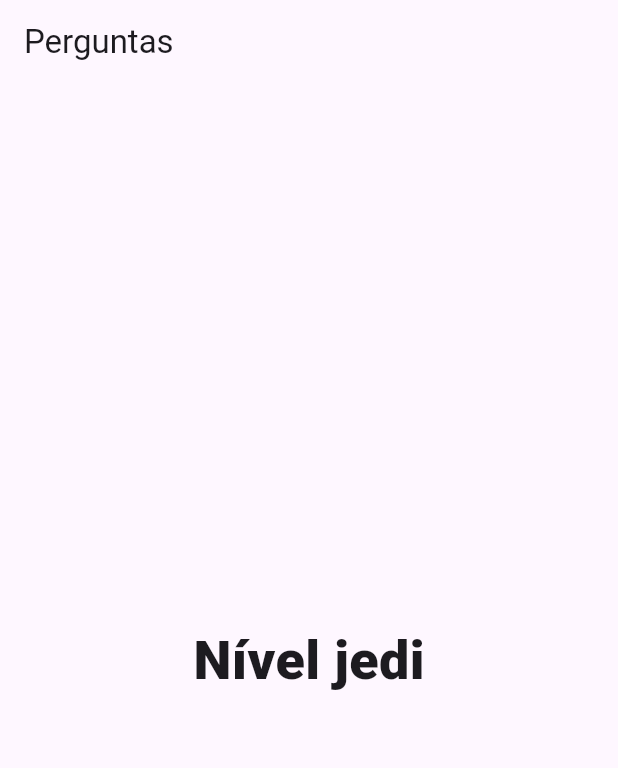
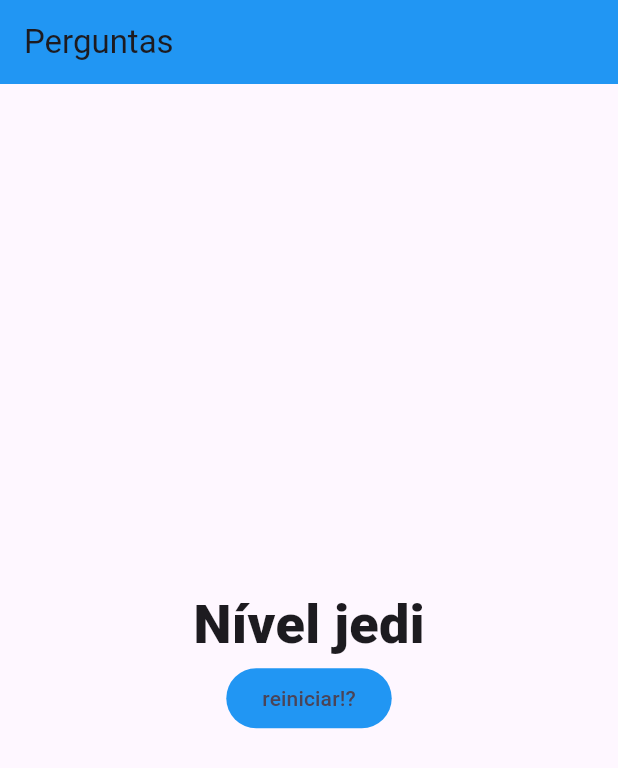
Before and after one commit to geovannifranca/projeto_flutter, a Flutter app: the screen it shows after launch, after a tap on "Preto", after a tap on "Cobra", after a tap on "Leo", on a phone screen of 412 x 824 dp. Shown: the top 768 px of the screen. Run offline on Flutter 3.47's test engine with Material 3 defaults, Android fonts, the phone set to English and light mode, and no system bars.

```diff
--- a/lib/main.dart
+++ b/lib/main.dart
@@ -10,7 +10,7 @@ class _PerguntaAppState extends State<PerguntaApp> {
   int _pergunstasSelecionadas = 0;
   int _pontuacaoTotal = 0;
 
-  final _perguntas = const [
+  final _perguntas = [
     {
       'texto': 'Qual é a sua cor favorita?',
       'respostas': [
@@ -49,6 +49,13 @@ class _PerguntaAppState extends State<PerguntaApp> {
     print(_pontuacaoTotal);
   }
 
+  void _reiniciarQuesionario(){
+    setState(() {
+      _pergunstasSelecionadas = 0;
+      _pontuacaoTotal = 0;
+    });
+  }
+
   bool get temPerguntaSelecionada {
     return _pergunstasSelecionadas < _perguntas.length;
   }
@@ -66,6 +73,7 @@ class _PerguntaAppState extends State<PerguntaApp> {
       home: Scaffold(
           appBar: AppBar(
             title: const Text("Perguntas"),
+            backgroundColor: Colors.blue,
           ),
           body: temPerguntaSelecionada
               ? Questionario(
@@ -73,7 +81,7 @@ class _PerguntaAppState extends State<PerguntaApp> {
                   pergunstasSelecionadas: _pergunstasSelecionadas,
                   respostas: respostas,
                   responder: _responder)
-              : Resultado(pontuacaoFinal: _pontuacaoTotal,)),
+              : Resultado(pontuacaoFinal: _pontuacaoTotal, quandoReiniciarQuesionario: _reiniciarQuesionario )),
     );
   }
 }
--- a/lib/resposta_button.dart
+++ b/lib/resposta_button.dart
@@ -13,10 +13,10 @@ class Respostabutton extends StatelessWidget {
       margin: const EdgeInsets.all(1),
       child: ElevatedButton(
                 style: const ButtonStyle(
-                  backgroundColor: MaterialStatePropertyAll<Color>(Color.fromARGB(255, 149, 225, 248)),
+                  backgroundColor: MaterialStatePropertyAll<Color>(Color.fromARGB(158, 0, 153, 255)),
                 ),
                 onPressed: onSelect,
-                child:  Text(textoButton,style: const TextStyle(color: Color.fromARGB(255, 255, 2, 2))),
+                child:  Text(textoButton,style: const TextStyle(color: Color.fromARGB(255, 255, 255, 255))),
               ),
     );
   }
--- a/lib/resultado.dart
+++ b/lib/resultado.dart
@@ -2,8 +2,9 @@ import 'package:flutter/material.dart';
 
 class Resultado extends StatelessWidget {
   final int pontuacaoFinal;
+  final void Function() quandoReiniciarQuesionario;
 
-   const Resultado({required this.pontuacaoFinal, super.key});
+   const Resultado({required this.pontuacaoFinal, required this.quandoReiniciarQuesionario, super.key});
 
   String get fraseResultado {
     if(pontuacaoFinal < 8){
@@ -17,10 +18,20 @@ class Resultado extends StatelessWidget {
 
   @override
   Widget build(BuildContext context) {
-    return Container(
-      child: Center(
-            child: Text(fraseResultado, style: TextStyle(fontSize: 36, fontWeight: FontWeight.w800),),
-          ),
+    return  Column(
+      mainAxisAlignment: MainAxisAlignment.center,
+      children: [
+        Center(
+                child: Text(fraseResultado, style: TextStyle(fontSize: 36, fontWeight: FontWeight.w800),),
+              ),
+              FilledButton.tonal(
+                onPressed: quandoReiniciarQuesionario,
+                child: const Text('reiniciar!?'),
+                style: FilledButton.styleFrom(backgroundColor: Colors.blue)
+              ),
+
+      ],
     );
+
   }
 }
```
